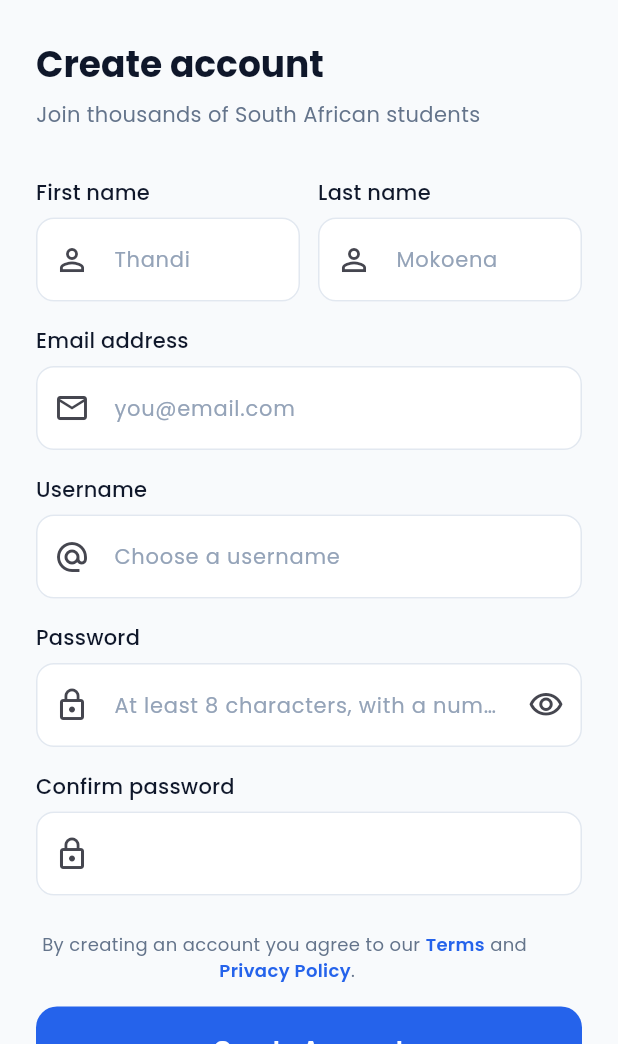
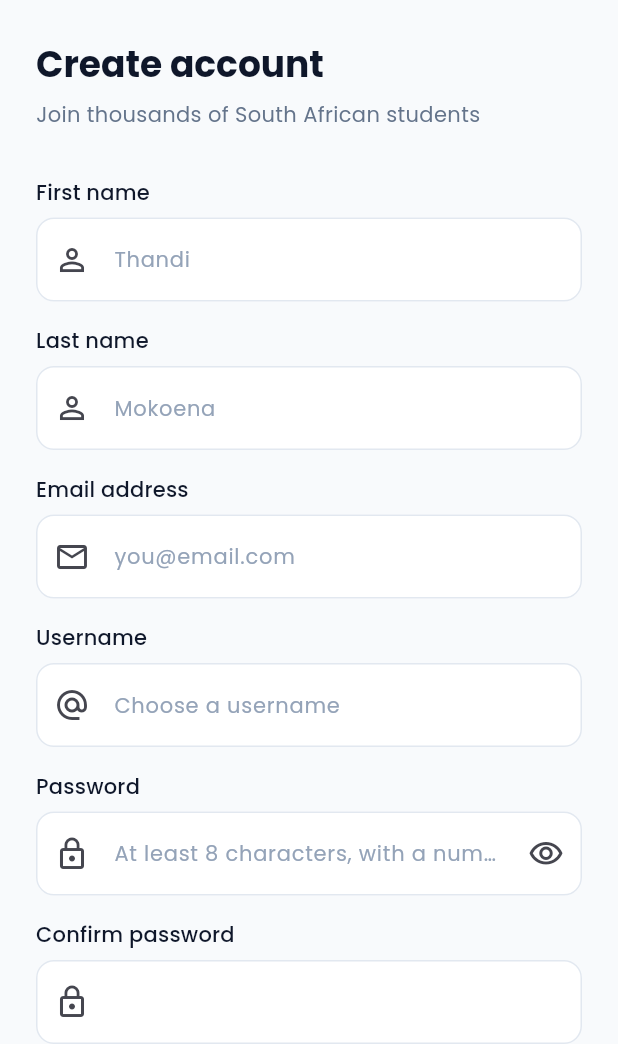
Before and after one commit to ronnycobi/scancourse, a Flutter app: the screen it shows after launch, on a phone screen of 412 x 824 dp, the part 192-1236 px from its top. Run offline on Flutter 3.47's test engine with Material 3 defaults, Android fonts, the phone set to English and light mode, and no system bars; our stand-ins replace dio, file_picker, firebase_core, firebase_messaging, fl_chart, flutter_local_notifications and 9 more; accounts and stored records are empty.

Commit message:
Register: stack first/last name vertically, full-width each
Side-by-side first+last on a Row left both fields too narrow on the
SA phones we tested on (especially when validation errors bumped the
label down). Stacked them full-width to match email/password below.

Co-Authored-By: Claude Opus 4.7 <noreply@anthropic.com>

```diff
--- a/frontend/lib/presentation/screens/auth/register_screen.dart
+++ b/frontend/lib/presentation/screens/auth/register_screen.dart
@@ -222,9 +222,10 @@ class _RegisterScreenState extends ConsumerState<RegisterScreen> {
                 ),
                 const SizedBox(height: 8),
 
-                Row(children: [
-                  Expanded(
-                    child: _LiveField(
+                // First name + Last name now stack vertically, full-width
+                // each — matches the email/password fields below for a
+                // cleaner, more readable form on small SA phone screens.
+                _LiveField(
                   label: 'First name',
                   hint: 'Thandi',
                   controller: _firstNameCtrl,
@@ -234,10 +235,8 @@ class _RegisterScreenState extends ConsumerState<RegisterScreen> {
                       _firstNameError == null &&
                       _firstNameCtrl.text.trim().isNotEmpty,
                 ),
-                  ),
-                  const SizedBox(width: 12),
-                  Expanded(
-                    child: _LiveField(
+                const SizedBox(height: 16),
+                _LiveField(
                   label: 'Last name',
                   hint: 'Mokoena',
                   controller: _lastNameCtrl,
@@ -247,8 +246,6 @@ class _RegisterScreenState extends ConsumerState<RegisterScreen> {
                       _lastNameError == null &&
                       _lastNameCtrl.text.trim().isNotEmpty,
                 ),
-                  ),
-                ]),
                 const SizedBox(height: 16),
                 _LiveField(
                   label: 'Email address',
```
Lines whose indentation alone changed are shown as unchanged.
